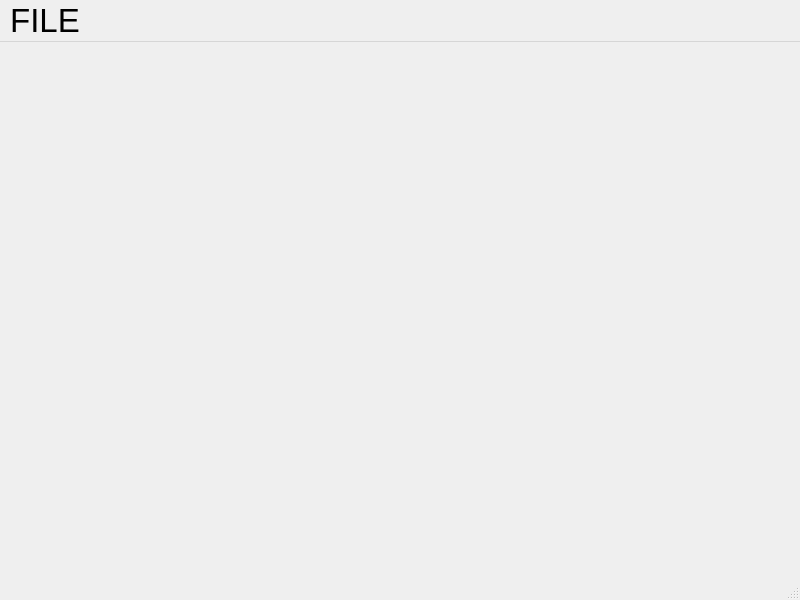
Old version of the form forms/mainwindow.ui in the repository HyungJoonLEE/Lazyshark.
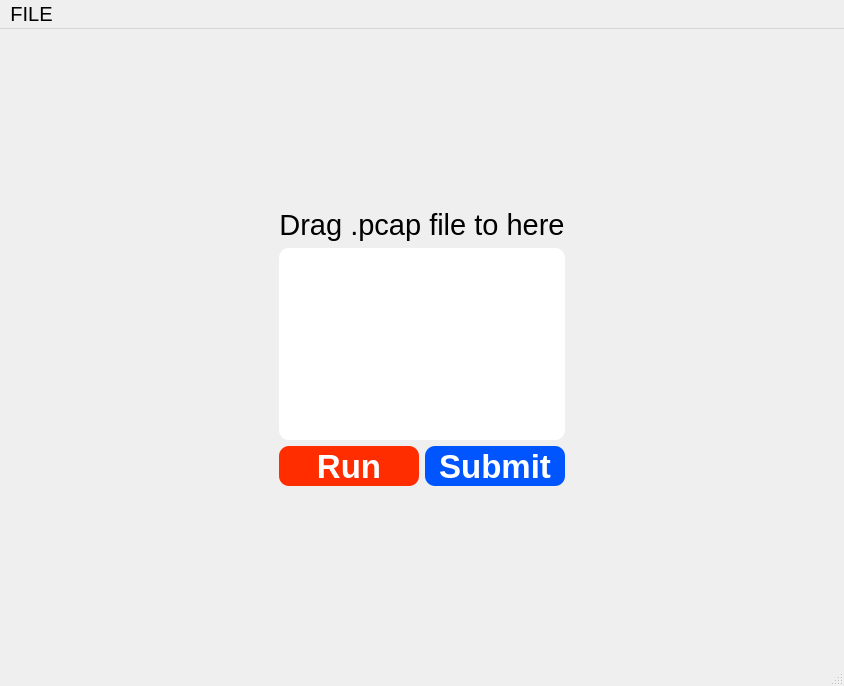
New version of the form.

Commit message: simple design for run and submit

```diff
--- a/forms/mainwindow.ui
+++ b/forms/mainwindow.ui
@@ -6,32 +6,217 @@
    <rect>
     <x>0</x>
     <y>0</y>
-    <width>800</width>
-    <height>600</height>
+    <width>844</width>
+    <height>686</height>
    </rect>
   </property>
+  <property name="sizePolicy">
+   <sizepolicy hsizetype="Preferred" vsizetype="Preferred">
+    <horstretch>0</horstretch>
+    <verstretch>0</verstretch>
+   </sizepolicy>
+  </property>
+  <property name="baseSize">
+   <size>
+    <width>500</width>
+    <height>500</height>
+   </size>
+  </property>
   <property name="windowTitle">
    <string>Lazyshark</string>
   </property>
-  <widget class="QWidget" name="centralwidget"/>
+  <property name="styleSheet">
+   <string notr="true"/>
+  </property>
+  <widget class="QWidget" name="centralwidget">
+   <layout class="QGridLayout" name="gridLayout">
+    <item row="2" column="1">
+     <layout class="QVBoxLayout" name="verticalLayout">
+      <item>
+       <layout class="QHBoxLayout" name="horizontalLayout_2">
+        <item>
+         <widget class="QListWidget" name="listWidget">
+          <property name="styleSheet">
+           <string notr="true">QListWidget {
+	background-color: white;
+	border-radius: 10px;
+}</string>
+          </property>
+         </widget>
+        </item>
+       </layout>
+      </item>
+      <item>
+       <layout class="QHBoxLayout" name="horizontalLayout">
+        <item>
+         <widget class="QPushButton" name="RunBtn">
+          <property name="minimumSize">
+           <size>
+            <width>80</width>
+            <height>40</height>
+           </size>
+          </property>
+          <property name="font">
+           <font>
+            <pointsize>25</pointsize>
+            <bold>true</bold>
+           </font>
+          </property>
+          <property name="styleSheet">
+           <string notr="true">QPushButton {
+	border-radius: 10px;
+	background: rgb(255, 45, 0);
+	color: white;
+}
+
+QPushbButton:hover:!pressed {
+	background: rgba(255, 285, 0, 220)
+}
+
+QPushButton:pressed {
+	background: rgba(255, 45, 0, 200);
+}
+
+</string>
+          </property>
+          <property name="text">
+           <string>Run</string>
+          </property>
+         </widget>
+        </item>
+        <item>
+         <widget class="QPushButton" name="SubmitBtn">
+          <property name="sizePolicy">
+           <sizepolicy hsizetype="Minimum" vsizetype="Fixed">
+            <horstretch>0</horstretch>
+            <verstretch>0</verstretch>
+           </sizepolicy>
+          </property>
+          <property name="minimumSize">
+           <size>
+            <width>80</width>
+            <height>40</height>
+           </size>
+          </property>
+          <property name="font">
+           <font>
+            <pointsize>25</pointsize>
+            <bold>true</bold>
+           </font>
+          </property>
+          <property name="styleSheet">
+           <string notr="true">QPushButton {
+	border-radius: 10px;
+	background: rgb(0, 85, 255);
+	color: white;
+}
+
+QPushbButton:hover:!pressed {
+	background: rgba(0, 285, 255, 220)
+}
+
+QPushButton:pressed {
+	background: rgba(0, 85, 255, 200);
+}
+
+</string>
+          </property>
+          <property name="text">
+           <string>Submit</string>
+          </property>
+         </widget>
+        </item>
+       </layout>
+      </item>
+     </layout>
+    </item>
+    <item row="2" column="0">
+     <spacer name="horizontalSpacer">
+      <property name="orientation">
+       <enum>Qt::Horizontal</enum>
+      </property>
+      <property name="sizeHint" stdset="0">
+       <size>
+        <width>40</width>
+        <height>20</height>
+       </size>
+      </property>
+     </spacer>
+    </item>
+    <item row="2" column="2">
+     <spacer name="horizontalSpacer_2">
+      <property name="orientation">
+       <enum>Qt::Horizontal</enum>
+      </property>
+      <property name="sizeHint" stdset="0">
+       <size>
+        <width>40</width>
+        <height>20</height>
+       </size>
+      </property>
+     </spacer>
+    </item>
+    <item row="3" column="1">
+     <spacer name="verticalSpacer_2">
+      <property name="orientation">
+       <enum>Qt::Vertical</enum>
+      </property>
+      <property name="sizeHint" stdset="0">
+       <size>
+        <width>20</width>
+        <height>40</height>
+       </size>
+      </property>
+     </spacer>
+    </item>
+    <item row="0" column="1">
+     <spacer name="verticalSpacer">
+      <property name="orientation">
+       <enum>Qt::Vertical</enum>
+      </property>
+      <property name="sizeHint" stdset="0">
+       <size>
+        <width>20</width>
+        <height>40</height>
+       </size>
+      </property>
+     </spacer>
+    </item>
+    <item row="1" column="1">
+     <widget class="QLabel" name="label">
+      <property name="font">
+       <font>
+        <pointsize>22</pointsize>
+       </font>
+      </property>
+      <property name="text">
+       <string>Drag .pcap file to here</string>
+      </property>
+      <property name="alignment">
+       <set>Qt::AlignCenter</set>
+      </property>
+     </widget>
+    </item>
+   </layout>
+  </widget>
   <widget class="QMenuBar" name="menubar">
    <property name="geometry">
     <rect>
      <x>0</x>
      <y>0</y>
-     <width>800</width>
-     <height>35</height>
+     <width>844</width>
+     <height>23</height>
     </rect>
    </property>
    <property name="font">
     <font>
-     <pointsize>25</pointsize>
+     <pointsize>15</pointsize>
     </font>
    </property>
    <widget class="QMenu" name="menuFILE">
     <property name="font">
      <font>
-      <pointsize>25</pointsize>
+      <pointsize>15</pointsize>
      </font>
     </property>
     <property name="title">
```
Left out of the diff: 2 changed lines with no effect on the pictures. The commit also changes 2 other files.
